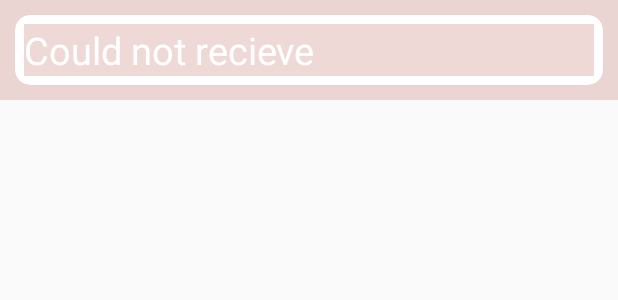
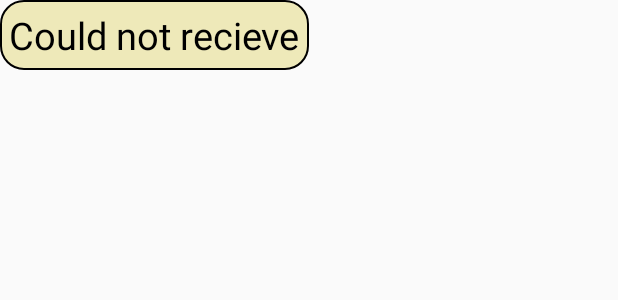
Before and after one commit to er-aman-gupta/Wifi-Direct-Chat-App, an Android app: the layout lay1.xml on its own in the app's theme, with its tools: preview values and no code run, on a phone screen of 412 x 824 dp. Shown: the top 300 px of the screen. Run offline under Robolectric (Android 15) with nearby library versions, the phone set to English and light mode, and no system bars.

Commit message:
Minor UI Changes

```diff
--- a/app/src/main/java/com/example/bluetoothchatapp/CustomAdapter.java
+++ b/app/src/main/java/com/example/bluetoothchatapp/CustomAdapter.java
@@ -42,7 +42,6 @@ public class CustomAdapter extends BaseAdapter {
             View view=View.inflate(context,R.layout.lay2,null);
             TextView textView=view.findViewById(R.id.senderTextId);
             textView.setText(dataClass.s);
-            view.setBackgroundResource(R.drawable.chatlay);
 
             return view;
         }
--- a/app/src/main/res/drawable-v24/backgrounddegisn.xml
+++ b/app/src/main/res/drawable-v24/backgrounddegisn.xml
@@ -1,7 +1,7 @@
 <?xml version="1.0" encoding="utf-8"?>
 <shape xmlns:android="http://schemas.android.com/apk/res/android">
 
-    <gradient android:startColor="@android:color/holo_blue_dark"
+    <gradient android:startColor="#FFC0854E"
         android:endColor="@android:color/holo_green_light"
         android:angle="90"/>
 
--- a/app/src/main/res/drawable/chatlay.xml
+++ b/app/src/main/res/drawable/chatlay.xml
@@ -1,9 +1,14 @@
 <?xml version="1.0" encoding="utf-8"?>
-<shape xmlns:android="http://schemas.android.com/apk/res/android">
+<shape xmlns:android="http://schemas.android.com/apk/res/android"
+    android:shape="rectangle"
+    >
 
-    <stroke android:dashWidth="3dp"
+    <stroke android:width="1dp"
         android:color="#000000"/>
-    <solid android:color="#33ab433a"/>
+    <solid android:color="#EEE9B9"/>
+
+    <corners android:radius="15dp"/>
+
 
 
 </shape>
--- a/app/src/main/res/layout/lay1.xml
+++ b/app/src/main/res/layout/lay1.xml
@@ -1,32 +1,22 @@
 <?xml version="1.0" encoding="utf-8"?>
-<LinearLayout xmlns:android="http://schemas.android.com/apk/res/android"
-    android:layout_width="match_parent"
+<RelativeLayout xmlns:android="http://schemas.android.com/apk/res/android"
+    android:layout_width="wrap_content"
     android:layout_height="wrap_content"
     xmlns:app="http://schemas.android.com/apk/res-auto"
-    android:background="@drawable/chatlay"
+    xmlns:card_view="http://schemas.android.com/tools"
+    android:orientation="horizontal"
     >
-<!--
-    <TextView
-        android:layout_width="match_parent"
-        android:layout_height="wrap_content"
-        android:id="@+id/receiveTextId"
-        android:text="Could not recieve"
-        android:textColor="#000000"/>-->
-    <android.support.v7.widget.CardView
-        android:layout_width="match_parent"
-        android:layout_height="wrap_content"
-        app:cardCornerRadius="10dp"
-        android:elevation="15dp"
-        android:background="@drawable/chatlay"
-        android:layout_margin="10dp">
+
         <TextView
-            android:layout_width="match_parent"
+            android:layout_width="wrap_content"
             android:layout_height="wrap_content"
             android:id="@+id/receiveTextId"
             android:background="@drawable/chatlay"
             android:textSize="25dp"
+            android:minWidth="60dp"
+            android:layout_toRightOf="@+id/im"
+            android:maxWidth="250dp"
+            android:padding="6dp"
             android:text="Could not recieve"
-            android:layout_margin="6dp"
-            android:textColor="#ffffff"/>
-    </android.support.v7.widget.CardView>
-</LinearLayout>
+            android:textColor="#000000"/>
+</RelativeLayout>
```
Also changed, not shown: app/src/main/java/com/example/bluetoothchatapp/ChatActivity.java (+3 -8 lines), app/src/main/res/layout/activity_chat.xml (+6 -3 lines), app/src/main/res/layout/lay2.xml (+11 -10 lines), app/src/main/res/drawable/im.jpg (deleted), app/src/main/res/drawable/images.jpeg (deleted).
